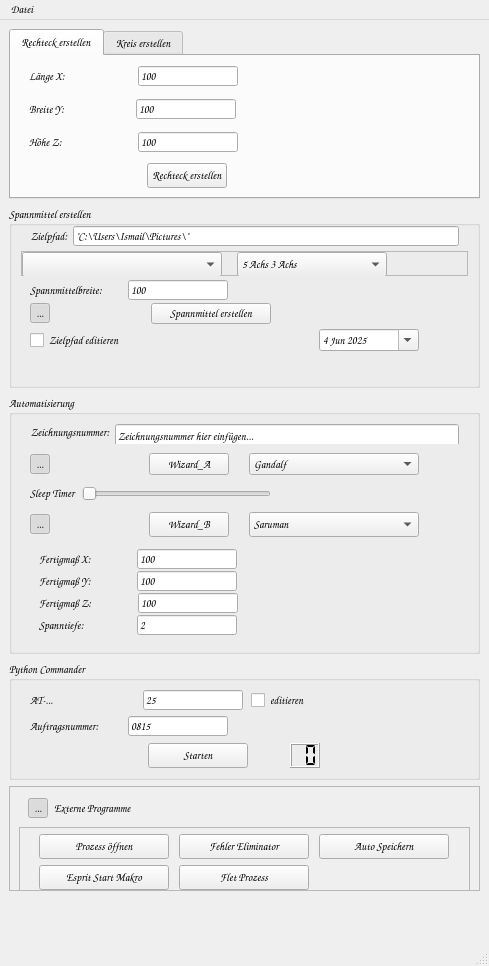
dampfwolke/blankmaker, file UI/frm_main_window.ui: the form before one commit.
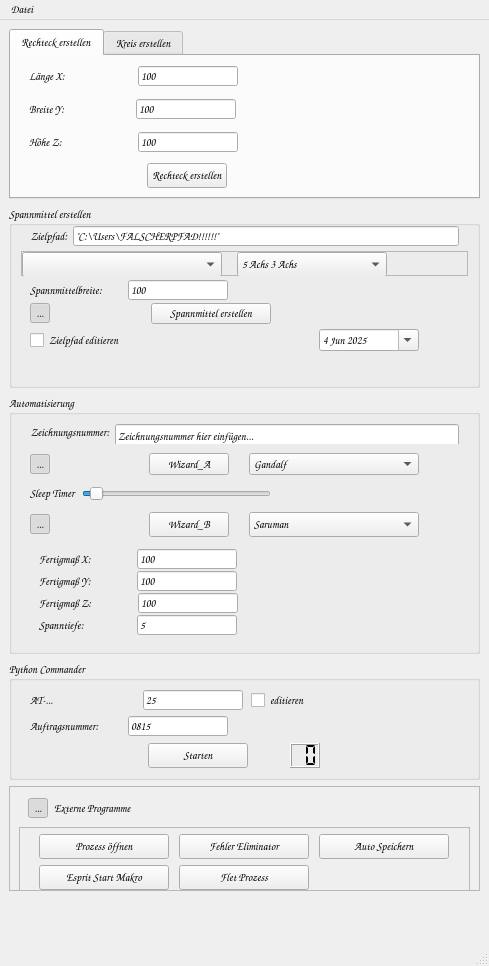
The form after the commit.

What changed in the file:
```diff
--- a/UI/frm_main_window.ui
+++ b/UI/frm_main_window.ui
@@ -1126,7 +1126,7 @@
              </font>
             </property>
             <property name="text">
-             <string>&quot;C:\Users\Ismail\Pictures\&quot;</string>
+             <string>&quot;C:\Users\FALSCHERPFAD!!!!!!&quot;</string>
             </property>
            </widget>
           </item>
@@ -2090,8 +2090,11 @@
             <property name="pageStep">
              <number>5</number>
             </property>
+            <property name="value">
+             <number>5</number>
+            </property>
             <property name="sliderPosition">
-             <number>1</number>
+             <number>5</number>
             </property>
             <property name="orientation">
              <enum>Qt::Orientation::Horizontal</enum>
@@ -2817,7 +2820,7 @@
                 <enum>Qt::FocusPolicy::ClickFocus</enum>
                </property>
                <property name="text">
-                <string>2</string>
+                <string>5</string>
                </property>
               </widget>
              </item>
```
Left out of the diff: 10 changed lines with no effect on the pictures.
